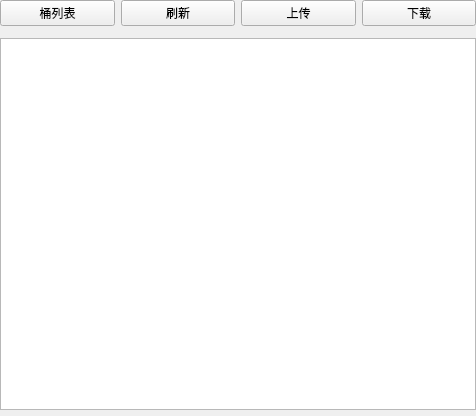
The window that cos/cosbrowser/src/fend/uimain/objectstablewidget.ui (YuanAaron/cos_client) describes before a commit, drawn with Qt 5.
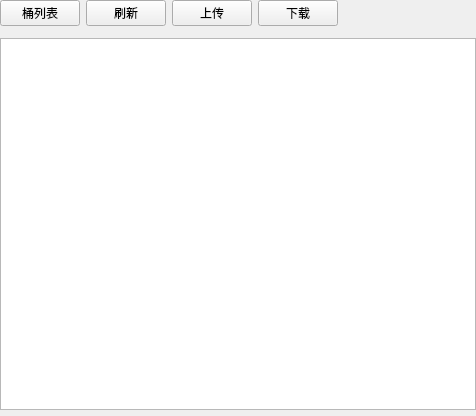
The same window after the commit. Custom widgets are drawn as their Qt base class.

Patch:
```diff
--- a/cos/cosbrowser/src/fend/uimain/objectstablewidget.ui
+++ b/cos/cosbrowser/src/fend/uimain/objectstablewidget.ui
@@ -69,6 +69,19 @@
         </property>
        </widget>
       </item>
+      <item>
+       <spacer name="horizontalSpacer">
+        <property name="orientation">
+         <enum>Qt::Horizontal</enum>
+        </property>
+        <property name="sizeHint" stdset="0">
+         <size>
+          <width>149</width>
+          <height>20</height>
+         </size>
+        </property>
+       </spacer>
+      </item>
      </layout>
     </widget>
    </item>
@@ -84,18 +97,18 @@
   </layout>
  </widget>
  <customwidgets>
-  <customwidget>
-   <class>BreadWidget</class>
-   <extends>QWidget</extends>
-   <header>src/fend/uicommon/breadwidget.h</header>
-   <container>1</container>
-  </customwidget>
   <customwidget>
    <class>PageWidget</class>
    <extends>QWidget</extends>
    <header>src/fend/uicommon/pagewidget.h</header>
    <container>1</container>
   </customwidget>
+  <customwidget>
+   <class>BreadWidget</class>
+   <extends>QWidget</extends>
+   <header>src/fend/uicommon/breadwidget.h</header>
+   <container>1</container>
+  </customwidget>
  </customwidgets>
  <resources/>
  <connections/>
```
